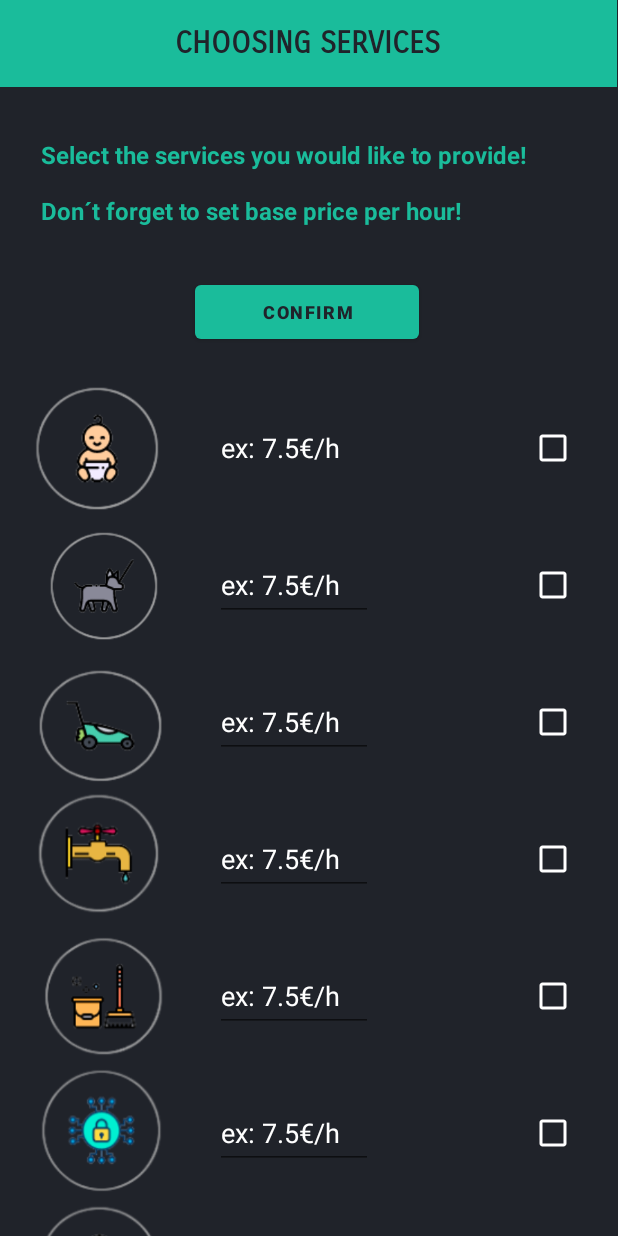
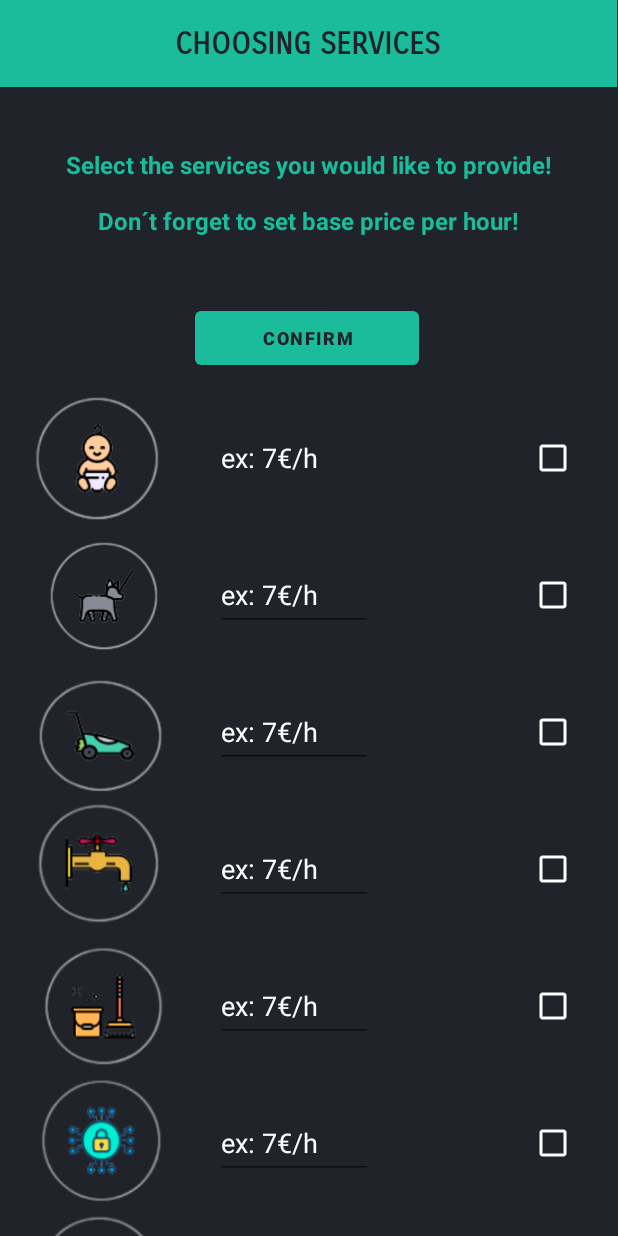
Before and after one commit to JGodinho111/Taskill, an Android app: the layout activity_services_choice.xml on its own in the app's theme, with its tools: preview values and no code run, on a phone screen of 412 x 824 dp. Run offline under Robolectric (Android 15) with nearby library versions, the phone set to English and light mode, and no system bars.

Commit message:
Service Choice Implementation Almost Complete!

```diff
--- a/app/src/main/java/com/example/taskill/handlers/DataHandler.java
+++ b/app/src/main/java/com/example/taskill/handlers/DataHandler.java
@@ -7,6 +7,7 @@ import com.google.firebase.database.DatabaseReference;
 import com.google.firebase.database.FirebaseDatabase;
 
 import java.util.ArrayList;
+import java.util.HashMap;
 import java.util.List;
 import java.util.Map;
 
@@ -24,8 +25,8 @@ public class DataHandler {
         mDatabase.child("users").child(userId).setValue(user);
     }
 
-    public void writeNewServiceProvider(String userId, String name,String username, String email,String password, List<Booking> bookings, Map<String,Double> provided_services) {
-        ServiceProvider user = new ServiceProvider(name,username,email,password,bookings,provided_services);
+    public void writeNewServiceProvider(String userId, String name,String username, String email,String password, List<Booking> bookings, Map<String,Integer> provided_services) {
+        ServiceProvider user = new ServiceProvider(name,username,email,password,bookings, provided_services);
         mDatabase.child("users").child(userId).setValue(user);
     }
 
--- a/app/src/main/res/layout/activity_services_choice.xml
+++ b/app/src/main/res/layout/activity_services_choice.xml
@@ -17,19 +17,21 @@
             android:id="@+id/textView13"
             android:layout_width="356dp"
             android:layout_height="61dp"
-            android:layout_marginTop="92dp"
+            android:layout_marginTop="88dp"
+            android:layout_marginBottom="31dp"
             android:text="Select the services you would like to provide!\n\nDon´t forget to set base price per hour!"
-            android:textAlignment="textStart"
+            android:textAlignment="center"
             android:textColor="@color/taskill_main_color"
             android:textSize="16sp"
             android:textStyle="bold"
+            app:layout_constraintBottom_toTopOf="@+id/sc_button"
             app:layout_constraintEnd_toEndOf="parent"
             app:layout_constraintHorizontal_bias="0.49"
             app:layout_constraintStart_toStartOf="parent"
             app:layout_constraintTop_toTopOf="@+id/constraintLayout" />
 
         <Button
-            android:id="@+id/button3"
+            android:id="@+id/sc_button"
             android:layout_width="149dp"
             android:layout_height="48dp"
             android:text="Confirm"
@@ -67,7 +69,8 @@
                 app:layout_constraintEnd_toEndOf="parent"
                 app:layout_constraintHorizontal_bias="0.497"
                 app:layout_constraintStart_toStartOf="parent"
-                app:layout_constraintTop_toTopOf="parent" />
+                app:layout_constraintTop_toTopOf="parent"
+                app:layout_constraintVertical_bias="0.529" />
         </androidx.constraintlayout.widget.ConstraintLayout>
 
         <androidx.constraintlayout.widget.ConstraintLayout
@@ -125,14 +128,16 @@
                         android:id="@+id/input_babysitting"
                         android:layout_width="105dp"
                         android:layout_height="48dp"
+                        android:layout_marginStart="10dp"
                         android:layout_marginEnd="96dp"
                         android:ems="10"
-                        android:hint="ex: 7.5€/h"
+                        android:hint="ex: 7€/h"
                         android:inputType="number|numberDecimal"
                         android:textColor="@color/taskill_main_color"
                         android:textColorHint="@color/white"
                         app:layout_constraintBottom_toBottomOf="parent"
                         app:layout_constraintEnd_toStartOf="@+id/checkBox_babysitting"
+                        app:layout_constraintStart_toEndOf="@+id/imageView17"
                         app:layout_constraintTop_toTopOf="parent"
                         app:layout_constraintVertical_bias="0.488" />
                 </androidx.constraintlayout.widget.ConstraintLayout>
@@ -160,14 +165,16 @@
                         android:id="@+id/input_dogwalking"
                         android:layout_width="105dp"
                         android:layout_height="48dp"
+                        android:layout_marginStart="4dp"
                         android:layout_marginEnd="96dp"
                         android:ems="10"
-                        android:hint="ex: 7.5€/h"
+                        android:hint="ex: 7€/h"
                         android:inputType="number|numberDecimal"
                         android:textColor="@color/taskill_main_color"
                         android:textColorHint="@color/white"
                         app:layout_constraintBottom_toBottomOf="parent"
                         app:layout_constraintEnd_toStartOf="@+id/checkBox_dogwalking"
+                        app:layout_constraintStart_toEndOf="@+id/imageView18"
                         app:layout_constraintTop_toTopOf="parent"
                         app:layout_constraintVertical_bias="0.488" />
 
@@ -209,14 +216,16 @@
                         android:id="@+id/input_lawncare"
                         android:layout_width="105dp"
                         android:layout_height="48dp"
+                        android:layout_marginStart="10dp"
                         android:layout_marginEnd="96dp"
                         android:ems="10"
-                        android:hint="ex: 7.5€/h"
+                        android:hint="ex: 7€/h"
                         android:inputType="number|numberDecimal"
                         android:textColor="@color/taskill_main_color"
                         android:textColorHint="@color/white"
                         app:layout_constraintBottom_toBottomOf="parent"
                         app:layout_constraintEnd_toStartOf="@+id/checkBox_lawncare"
+                        app:layout_constraintStart_toEndOf="@+id/imageView16"
                         app:layout_constraintTop_toTopOf="parent"
                         app:layout_constraintVertical_bias="0.488" />
 
@@ -257,14 +266,16 @@
                         android:id="@+id/input_plumber"
                         android:layout_width="105dp"
                         android:layout_height="48dp"
+                        android:layout_marginStart="10dp"
                         android:layout_marginEnd="96dp"
                         android:ems="10"
-                        android:hint="ex: 7.5€/h"
+                        android:hint="ex: 7€/h"
                         android:inputType="number|numberDecimal"
                         android:textColor="@color/taskill_main_color"
                         android:textColorHint="@color/white"
                         app:layout_constraintBottom_toBottomOf="parent"
                         app:layout_constraintEnd_toStartOf="@+id/checkBox_plumber"
+                        app:layout_constraintStart_toEndOf="@+id/imageView15"
                         app:layout_constraintTop_toTopOf="parent"
                         app:layout_constraintVertical_bias="0.488" />
 
@@ -305,14 +316,16 @@
                         android:id="@+id/input_cleaning"
                         android:layout_width="105dp"
                         android:layout_height="48dp"
+                        android:layout_marginStart="10dp"
                         android:layout_marginEnd="96dp"
                         android:ems="10"
-                        android:hint="ex: 7.5€/h"
+                        android:hint="ex: 7€/h"
                         android:inputType="number|numberDecimal"
                         android:textColor="@color/taskill_main_color"
                         android:textColorHint="@color/white"
                         app:layout_constraintBottom_toBottomOf="parent"
                         app:layout_constraintEnd_toStartOf="@+id/checkBox_cleaning"
+                        app:layout_constraintStart_toEndOf="@+id/imageView14"
                         app:layout_constraintTop_toTopOf="parent"
                         app:layout_constraintVertical_bias="0.488" />
 
@@ -354,14 +367,16 @@
                         android:id="@+id/input_locksmith"
                         android:layout_width="105dp"
                         android:layout_height="48dp"
+                        android:layout_marginStart="10dp"
                         android:layout_marginEnd="96dp"
                         android:ems="10"
-                        android:hint="ex: 7.5€/h"
+                        android:hint="ex: 7€/h"
                         android:inputType="number|numberDecimal"
                         android:textColor="@color/taskill_main_color"
                         android:textColorHint="@color/white"
                         app:layout_constraintBottom_toBottomOf="parent"
                         app:layout_constraintEnd_toStartOf="@+id/checkBox_locksmith"
+                        app:layout_constraintStart_toEndOf="@+id/imageView13"
                         app:layout_constraintTop_toTopOf="parent"
                         app:layout_constraintVertical_bias="0.488" />
 
@@ -386,15 +401,17 @@
                         android:id="@+id/input_electrician"
                         android:layout_width="105dp"
                         android:layout_height="48dp"
+                        android:layout_marginStart="10dp"
                         android:layout_marginTop="12dp"
                         android:layout_marginEnd="96dp"
                         android:ems="10"
-                        android:hint="ex: 7.5€/h"
+                        android:hint="ex: 7€/h"
                         android:inputType="number|numberDecimal"
                         android:textColor="@color/taskill_main_color"
                         android:textColorHint="@color/white"
                         app:layout_constraintBottom_toBottomOf="parent"
                         app:layout_constraintEnd_toStartOf="@+id/checkBox_electrician"
+                        app:layout_constraintStart_toEndOf="@+id/imageView12"
                         app:layout_constraintTop_toTopOf="parent"
                         app:layout_constraintVertical_bias="0.29" />
 
@@ -460,14 +477,16 @@
                         android:id="@+id/input_carpenter"
                         android:layout_width="105dp"
                         android:layout_height="48dp"
+                        android:layout_marginStart="10dp"
                         android:layout_marginEnd="96dp"
                         android:ems="10"
-                        android:hint="ex: 7.5€/h"
+                        android:hint="ex: 7€/h"
                         android:inputType="number|numberDecimal"
                         android:textColor="@color/taskill_main_color"
                         android:textColorHint="@color/white"
                         app:layout_constraintBottom_toBottomOf="parent"
                         app:layout_constraintEnd_toStartOf="@+id/checkBox_carpenter"
+                        app:layout_constraintStart_toEndOf="@+id/imageView10"
                         app:layout_constraintTop_toTopOf="parent"
                         app:layout_constraintVertical_bias="0.488" />
 
```
Also changed, not shown: app/src/main/AndroidManifest.xml (+7 -0 lines), app/src/main/java/com/example/taskill/data/Booking.java (+0 -9 lines), app/src/main/java/com/example/taskill/data/ServiceProvider.java (+5 -5 lines), app/src/main/java/com/example/taskill/ui/RegisterActivity.java (+7 -8 lines), app/src/main/java/com/example/taskill/ui/ServicesChoiceActivity.java (+14 -10 lines).
